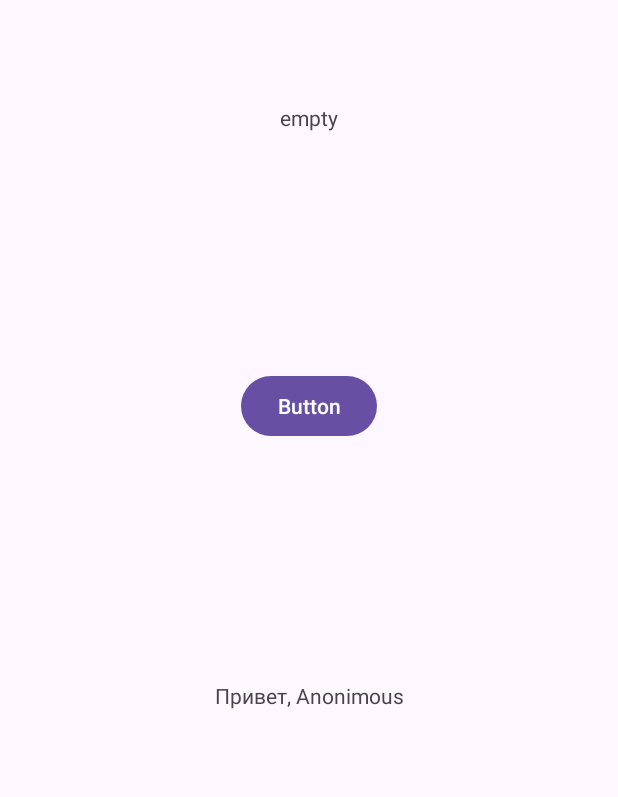
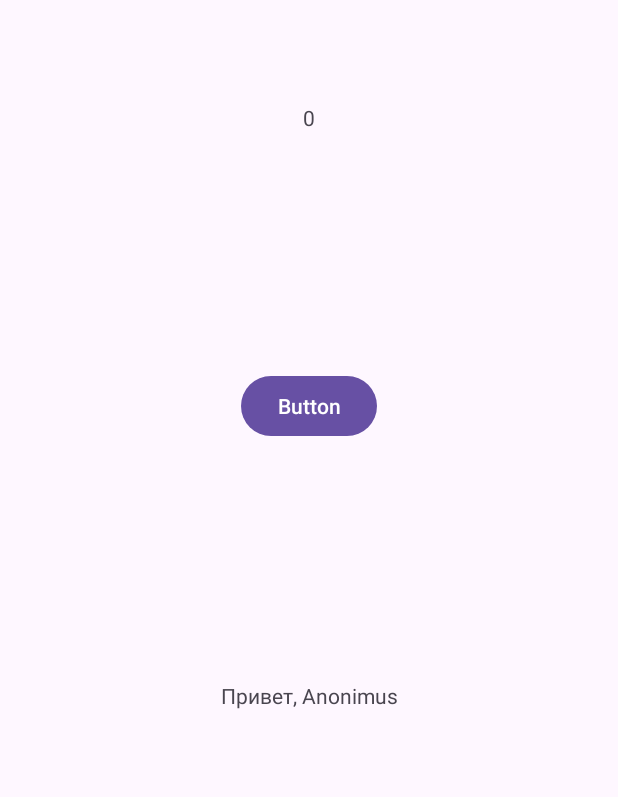
Before and after one commit to Evgeny705/JavaAndroidHW_1, an Android app: the screen it shows after launch (MainActivity), on a phone screen of 412 x 824 dp. Shown: the part 136-933 px from the top of the screen. Run offline under Robolectric (Android 15) with nearby library versions, the phone set to English and light mode, and no system bars.

Commit message:
update HW_5 viewModel

```diff
--- a/app/build.gradle.kts
+++ b/app/build.gradle.kts
@@ -35,5 +35,6 @@ dependencies {
     implementation("androidx.constraintlayout:constraintlayout:2.1.4")
     testImplementation("junit:junit:4.13.2")
     androidTestImplementation("androidx.test.ext:junit:1.1.5")
-    androidTestImplementation("androidx.test.espresso:espresso-core:3.5.1")
+//    implementation("androidx.core:core:1.12.0")
+
 }
--- a/app/src/main/java/com/example/hw_1/MainActivity.java
+++ b/app/src/main/java/com/example/hw_1/MainActivity.java
@@ -1,6 +1,8 @@
 package com.example.hw_1;
 
 import androidx.appcompat.app.AppCompatActivity;
+import androidx.lifecycle.Observer;
+import androidx.lifecycle.ViewModelProvider;
 
 import android.os.Bundle;
 import android.view.View;
@@ -11,32 +13,31 @@ import android.widget.TextView;
 
 public class MainActivity extends AppCompatActivity {
 
-    int clickCount = 0;
-    String userName = "Anonimous";
-
     @Override
     protected void onCreate(Bundle savedInstanceState) {
         super.onCreate(savedInstanceState);
         setContentView(R.layout.activity_main);
 
+        MainViewModel viewModel = new ViewModelProvider(this).get(MainViewModel.class);
+
         //+ task 1
         TextView textViewClicker = findViewById(R.id.textViewClicker);
-        textViewClicker.setText("empty");
+        textViewClicker.setText("" + viewModel.clickCount.getValue());
 
         Button buttonClicker = findViewById(R.id.buttonClicker);
 
         buttonClicker.setOnClickListener(new View.OnClickListener() {
             @Override
             public void onClick(View v) {
-                clickCount++;
-                textViewClicker.setText("" + clickCount);
+                viewModel.clickCount.setValue(viewModel.clickCount.getValue() + 1);
+                textViewClicker.setText("" + viewModel.clickCount.getValue());
             }
         });
         //- task 1
 
         //+ task 2
         TextView textViewHello = findViewById(R.id.textViewHello);
-        textViewHello.setText("Привет, " + userName);
+        textViewHello.setText("Привет, " + viewModel.name.getValue());
 
         EditText editTextHello = findViewById(R.id.editTextHello);
 
@@ -44,11 +45,17 @@ public class MainActivity extends AppCompatActivity {
         buttonHello.setOnClickListener(new View.OnClickListener() {
             @Override
             public void onClick(View v) {
-                userName = editTextHello.getText().toString();
-                textViewHello.setText("Привет, " + userName);
+                viewModel.name.postValue(editTextHello.getText().toString());
+//                textViewHello.setText("Привет, " + viewModel.name);
             }
         });
         //- task 2
+        viewModel.name.observe(this, new Observer<String>() {
+            @Override
+            public void onChanged(String s) {
+                textViewHello.setText("Привет, " + viewModel.name.getValue());
+            }
+        });
 
     }
 
--- /dev/null
+++ b/app/src/main/java/com/example/hw_1/MainViewModel.java
@@ -0,0 +1,13 @@
+package com.example.hw_1;
+
+import androidx.lifecycle.MutableLiveData;
+import androidx.lifecycle.ViewModel;
+
+public class MainViewModel extends ViewModel {
+
+//    public String name = "Anonimous";
+
+    public MutableLiveData<String> name = new MutableLiveData<>("Anonimus");
+    public MutableLiveData<Integer> clickCount = new MutableLiveData<>(0);
+
+}
```
